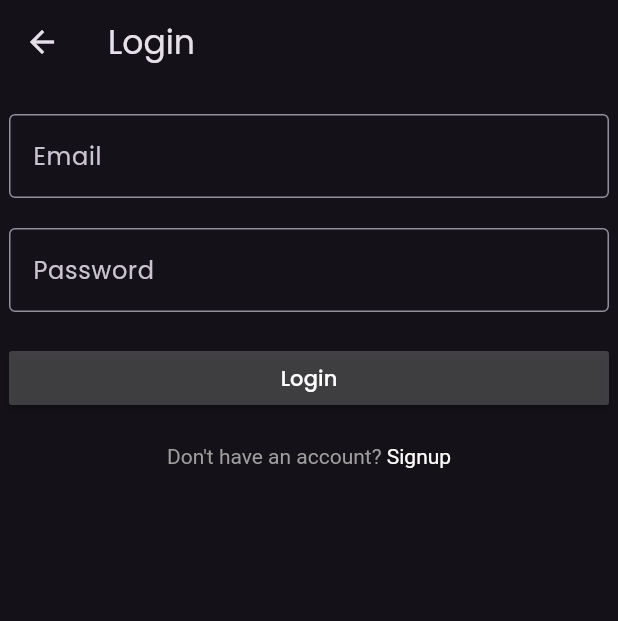
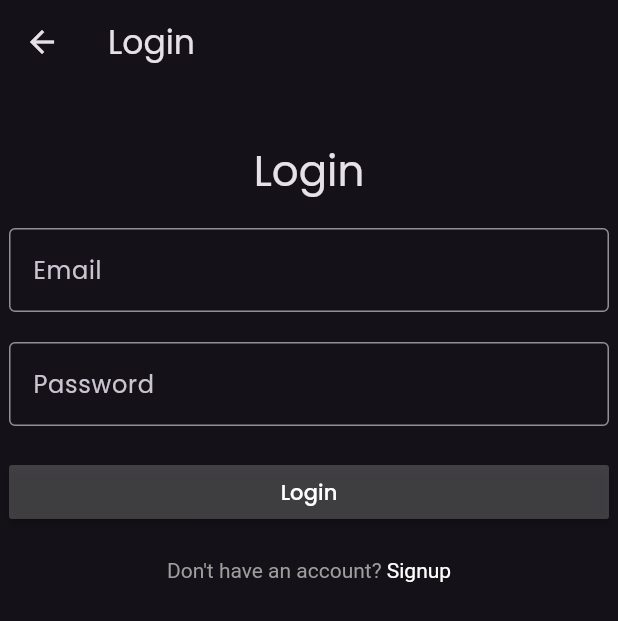
Before and after one commit to UoP-BrainTap/frontend, a Flutter app: the LoginPage screen opened by its route, on a phone screen of 412 x 824 dp. Shown: the top 621 px of the screen. Run offline on Flutter 3.47's test engine with Material 3 defaults, Android fonts, the phone set to English and light mode, and no system bars; our stand-ins replace email_validator, go_router, url_strategy; missing offline and left inert: password_strength_checker.

Commit message:
Final touches on dev login/signup pages

```diff
--- a/lib/pages/login_page.dart
+++ b/lib/pages/login_page.dart
@@ -32,6 +32,16 @@ class _LoginPageState extends State<LoginPage> {
             child: Column(
               crossAxisAlignment: CrossAxisAlignment.stretch,
               children: [
+                const SizedBox(height: 40),
+                Row(
+                  mainAxisAlignment: MainAxisAlignment.center,
+                  children: [
+                    Text(
+                      'Login',
+                      style: Theme.of(context).textTheme.headlineMedium,
+                    )
+                  ],
+                ),
                 const SizedBox(height: 20),
                 TextFormField(
                   decoration: const InputDecoration(
```
Also changed, not shown: lib/pages/signup_page.dart (+10 -0 lines), pubspec.lock.
